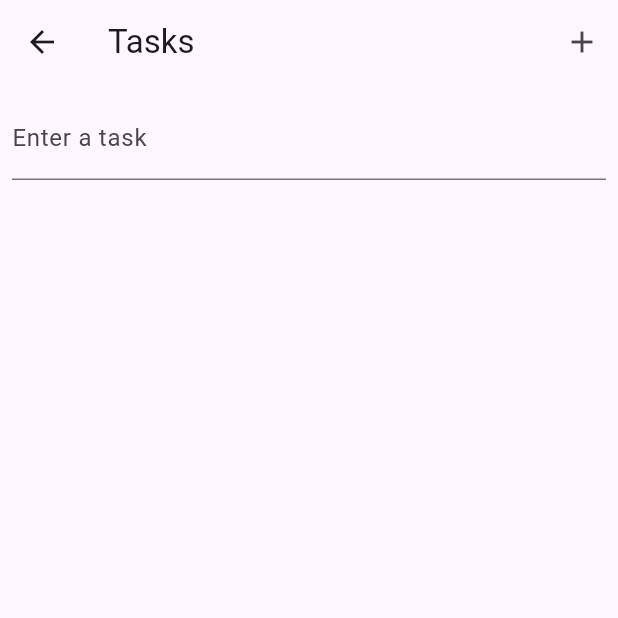
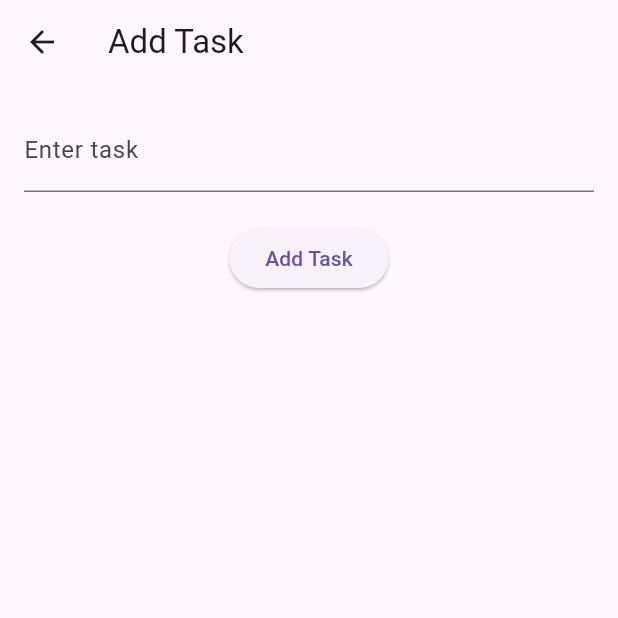
Before and after one commit to mcguire-b/student-planner, a Flutter app: the TasksScreen screen opened directly, after a tap on the "add" icon, on a phone screen of 412 x 824 dp, the top half of it. Run offline on Flutter 3.47's test engine with Material 3 defaults, Android fonts, the phone set to English and light mode, and no system bars; our stand-ins replace table_calendar.

Commit message:
add task page

```diff
--- /dev/null
+++ b/lib/add_task_screen.dart
@@ -0,0 +1,39 @@
+import 'package:flutter/material.dart';
+
+class AddTaskScreen extends StatefulWidget {
+  @override
+  _AddTaskScreenState createState() => _AddTaskScreenState();
+}
+
+class _AddTaskScreenState extends State<AddTaskScreen> {
+  TextEditingController taskController = TextEditingController();
+
+  void submitTask() {
+    if (taskController.text.isNotEmpty) {
+      Navigator.pop(context, taskController.text);
+    }
+  }
+
+  @override
+  Widget build(BuildContext context) {
+    return Scaffold(
+      appBar: AppBar(title: Text('Add Task')),
+      body: Padding(
+        padding: const EdgeInsets.all(16.0),
+        child: Column(
+          children: [
+            TextField(
+              controller: taskController,
+              decoration: InputDecoration(labelText: 'Enter task'),
+            ),
+            SizedBox(height: 20),
+            ElevatedButton(
+              onPressed: submitTask,
+              child: Text('Add Task'),
+            ),
+          ],
+        ),
+      ),
+    );
+  }
+}
--- a/lib/tasks_screen.dart
+++ b/lib/tasks_screen.dart
@@ -1,5 +1,6 @@
 import 'package:flutter/material.dart';
-//tasks screen
+import 'add_task_screen.dart';
+
 class TasksScreen extends StatefulWidget {
   const TasksScreen({super.key});
 
@@ -21,35 +22,39 @@ class _TasksScreenState extends State<TasksScreen> {
     }
   }
 
+  void navigateToAddTaskScreen() async {
+    final newTask = await Navigator.push<String>(
+      context,
+      MaterialPageRoute(builder: (context) => AddTaskScreen()),
+    );
+
+    if (newTask != null && newTask.isNotEmpty) {
+      setState(() {
+        tasks.add(newTask);
+      });
+    }
+  }
+
   @override
   Widget build(BuildContext context) {
     return Scaffold(
       appBar: AppBar(
-        title: Text('Tasks'),
+        title: const Text('Tasks'),
         actions: [
           IconButton(
-                    icon: Icon(Icons.add),
-                    onPressed: addTask,
+            icon: Icon(Icons.add),
+            onPressed: navigateToAddTaskScreen,
           ),
         ],
       ),
-      body: Column(
-        children: [
-          Padding(
-            padding: const EdgeInsets.all(8.0),
-            child: Row(
-              children: [
-                Expanded(
-                  child: TextField(
-                    controller: taskController,
-                    decoration: InputDecoration(labelText: 'Enter a task'),
-                  ),
-                ),
-              ],
+      body: tasks.isEmpty
+        ? Center( // Show this message when there are no tasks
+            child: Text(
+              'You currently have no tasks',
+              style: TextStyle(fontSize: 18, color: Colors.grey),
             ),
-          ),
-          Expanded(
-            child: ListView.builder(
+          )
+            : ListView.builder(
               itemCount: tasks.length,
               itemBuilder: (context, index) {
                 return Container(
@@ -67,7 +72,7 @@ class _TasksScreenState extends State<TasksScreen> {
                       ),
                       // delete button
                       IconButton(
-                        icon: Icon(Icons.delete, color: Colors.purple),
+                        icon: const Icon(Icons.delete, color: Colors.purple),
                         onPressed: () {
                           setState(() {
                             tasks.removeAt(index);
@@ -79,9 +84,6 @@ class _TasksScreenState extends State<TasksScreen> {
                 );
               },
             ),
-          ),
-        ],
-      ),
     );
   }
 }
```
